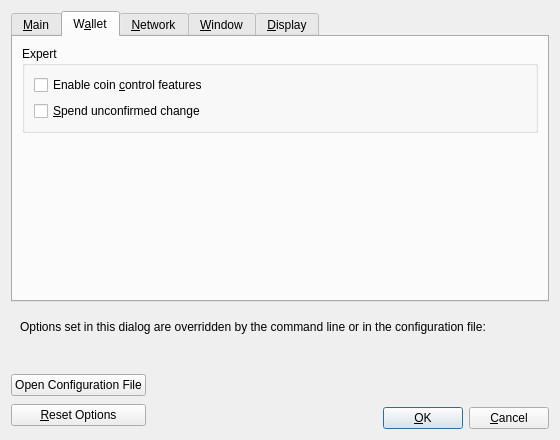
The window that src/qt/forms/optionsdialog.ui (umkoin/umkoin) describes before a commit, drawn with Qt 5.
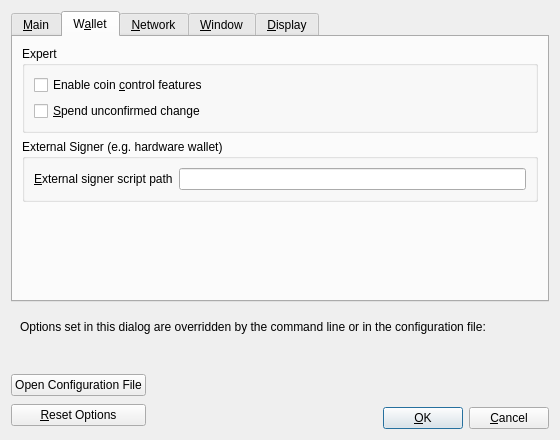
The same window after the commit. The open tabs and pages were chosen to show the change. Custom widgets are drawn as their Qt base class.

```diff
--- a/src/qt/forms/optionsdialog.ui
+++ b/src/qt/forms/optionsdialog.ui
@@ -229,6 +229,36 @@
          </layout>
         </widget>
        </item>
+       <item>
+        <widget class="QGroupBox" name="groupBoxHww">
+         <property name="title">
+          <string>External Signer (e.g. hardware wallet)</string>
+         </property>
+         <layout class="QVBoxLayout" name="verticalLayoutHww">
+           <item>
+            <layout class="QHBoxLayout" name="horizontalLayoutHww">
+             <item>
+              <widget class="QLabel" name="externalSignerPathLabel">
+               <property name="text">
+                <string>&amp;External signer script path</string>
+               </property>
+               <property name="buddy">
+                <cstring>externalSignerPath</cstring>
+               </property>
+              </widget>
+             </item>
+             <item>
+              <widget class="QLineEdit" name="externalSignerPath">
+                <property name="toolTip">
+                  <string>Full path to a Umkoin Core compatible script (e.g. C:\Downloads\hwi.exe or /Users/you/Downloads/hwi.py). Beware: malware can steal your coins!</string>
+                </property>
+              </widget>
+             </item>
+            </layout>
+           </item>
+         </layout>
+        </widget>
+       </item>
        <item>
         <spacer name="verticalSpacer_Wallet">
          <property name="orientation">
```
